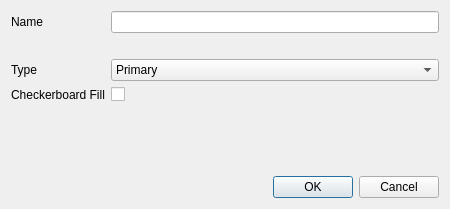
The window that forms/newtilesetdialog.ui (huderlem/porymap) describes before a commit, drawn with Qt 5.
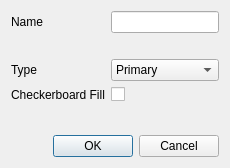
The same window after the commit. Custom widgets are drawn as their Qt base class.

```diff
--- a/forms/newtilesetdialog.ui
+++ b/forms/newtilesetdialog.ui
@@ -17,6 +17,9 @@
    <bool>true</bool>
   </property>
   <layout class="QVBoxLayout" name="verticalLayout">
+   <property name="sizeConstraint">
+    <enum>QLayout::SizeConstraint::SetFixedSize</enum>
+   </property>
    <item>
     <widget class="QFrame" name="form">
      <layout class="QFormLayout" name="formLayout">
```
